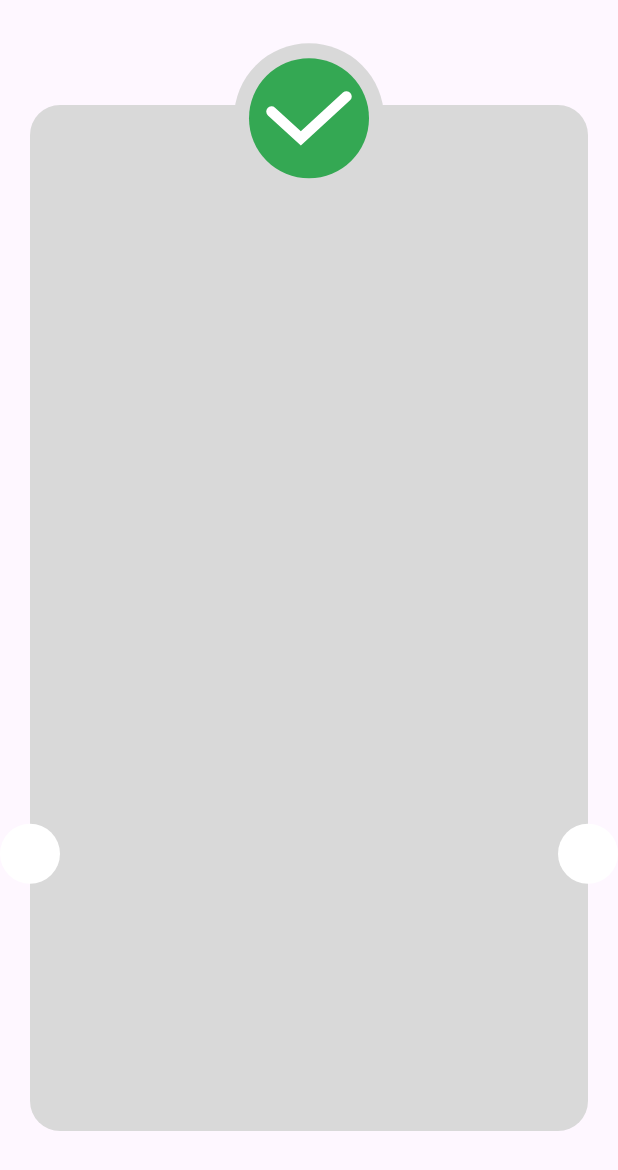
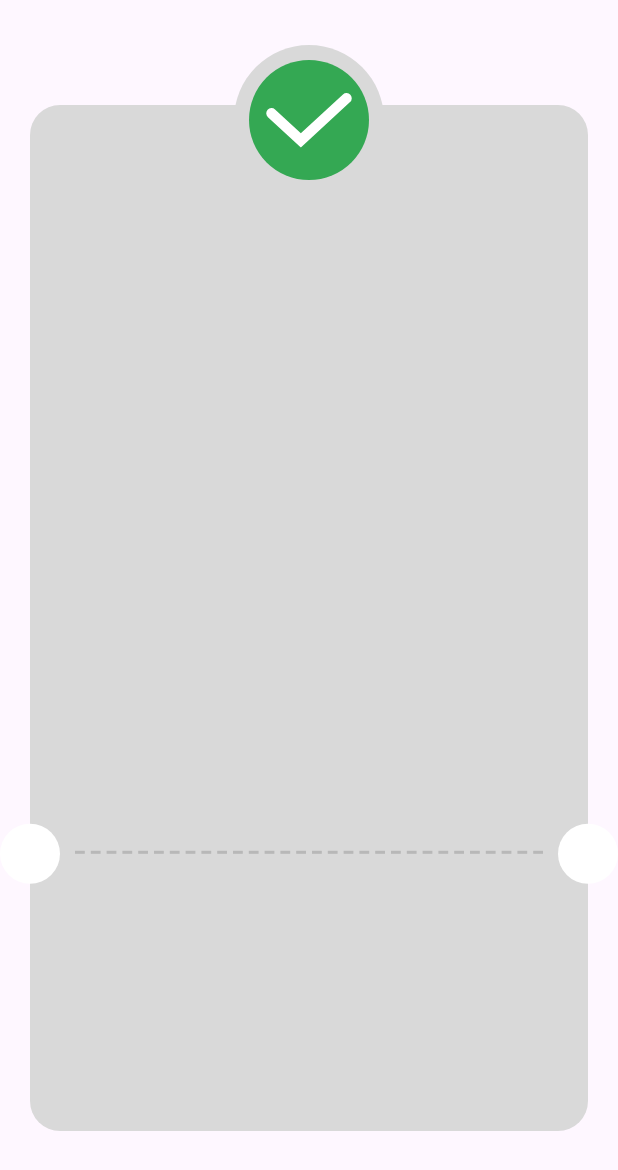
Before and after one commit to a7iiid/paymant-app, a Flutter app: the ThankYouView screen opened directly, on a phone screen of 412 x 824 dp. Shown: the top 1170 px of the screen. Run offline on Flutter 3.47's test engine with Material 3 defaults, Android fonts, the phone set to English and light mode, and no system bars; our stand-ins replace flutter_credit_card, flutter_svg.

Commit message:
dash widget

```diff
--- /dev/null
+++ b/lib/fetuers/presantation/widget/dash_widget.dart
@@ -0,0 +1,30 @@
+import 'package:flutter/material.dart';
+
+class DashWidget extends StatelessWidget {
+  const DashWidget({
+    super.key,
+  });
+
+  @override
+  Widget build(BuildContext context) {
+    return Positioned(
+      left: 28,
+      right: 28,
+      bottom: MediaQuery.sizeOf(context).height * .2 + 20,
+      child: Row(
+        children: List.generate(
+          30,
+          (index) => Expanded(
+            child: Padding(
+              padding: const EdgeInsets.symmetric(horizontal: 2),
+              child: Container(
+                height: 2,
+                color: Color(0xffB8B8B8),
+              ),
+            ),
+          ),
+        ),
+      ),
+    );
+  }
+}
--- a/lib/fetuers/presantation/widget/thank_you_view_body.dart
+++ b/lib/fetuers/presantation/widget/thank_you_view_body.dart
@@ -2,6 +2,8 @@ import 'package:flutter/material.dart';
 import 'package:flutter/widgets.dart';
 import 'package:flutter_svg/flutter_svg.dart';
 import 'package:payment/constants/assets.dart';
+
+import 'dash_widget.dart';
 
 class ThankYouViewBody extends StatelessWidget {
   const ThankYouViewBody({super.key});
@@ -38,7 +40,7 @@ class ThankYouViewBody extends StatelessWidget {
           Positioned(
             left: 0,
             right: 0,
-            top: -MediaQuery.sizeOf(context).height * .05,
+            top: -40,
             child: CircleAvatar(
               radius: 50,
               backgroundColor: Color(0xFFD9D9D9),
@@ -51,7 +53,8 @@ class ThankYouViewBody extends StatelessWidget {
                 ),
               ),
             ),
-          )
+          ),
+          const DashWidget()
         ],
       ),
     );
```
